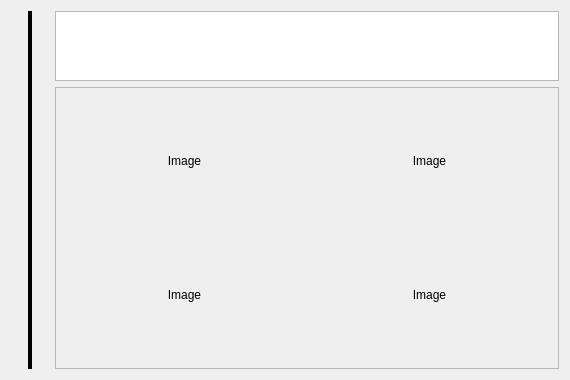
Above: retroshare-gui/src/gui/TheWire/PulseMessage.ui from RetroShare/RetroShare before the change. Below: the same form after it.
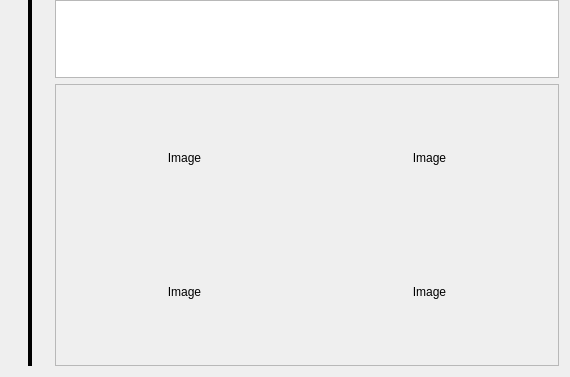
That is the form after the change. Custom widgets are drawn as their Qt base class.

Commit message:
Fixing wire layout spacing
* Fixing wire layout spacing
* Added splitter for wiki group

```diff
--- a/retroshare-gui/src/gui/TheWire/PulseMessage.ui
+++ b/retroshare-gui/src/gui/TheWire/PulseMessage.ui
@@ -14,6 +14,9 @@
    <string>Form</string>
   </property>
   <layout class="QGridLayout" name="gridLayout_2">
+   <property name="topMargin">
+    <number>0</number>
+   </property>
    <item row="0" column="0" rowspan="2">
     <widget class="QWidget" name="widget_indent" native="true">
      <property name="enabled">
@@ -53,7 +56,7 @@
      <property name="font">
       <font>
        <family>MS Sans Serif</family>
-       <pointsize>10</pointsize>
+       <pointsize>11</pointsize>
       </font>
      </property>
     </widget>
```
The commit also changes 3 other files.
